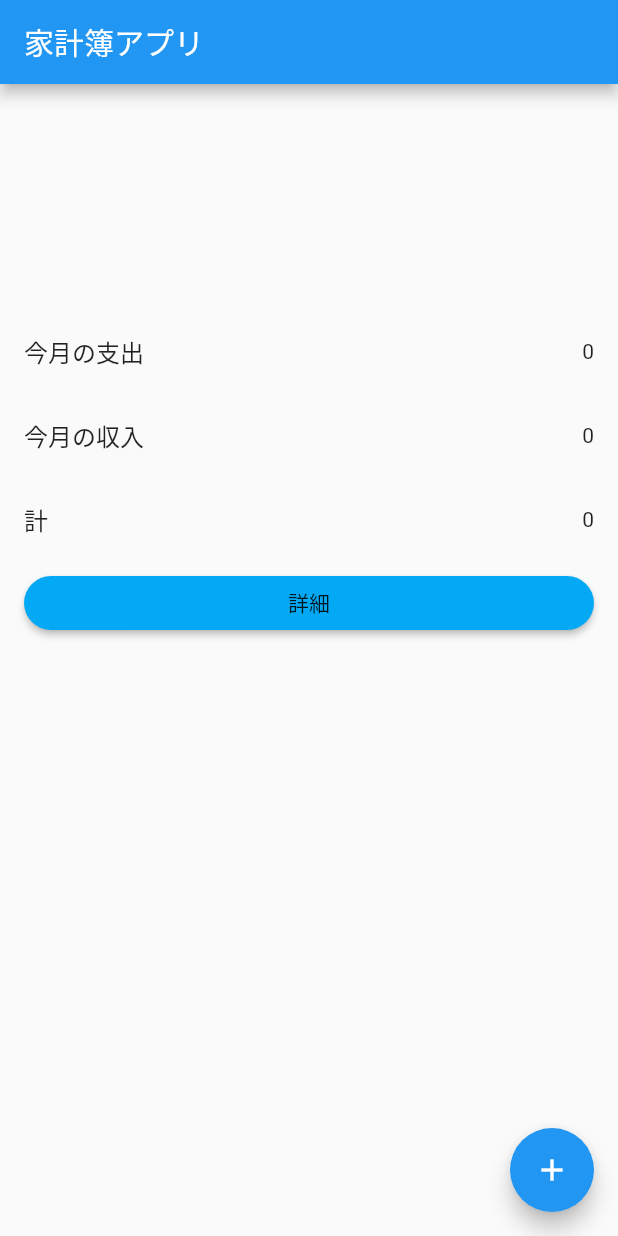
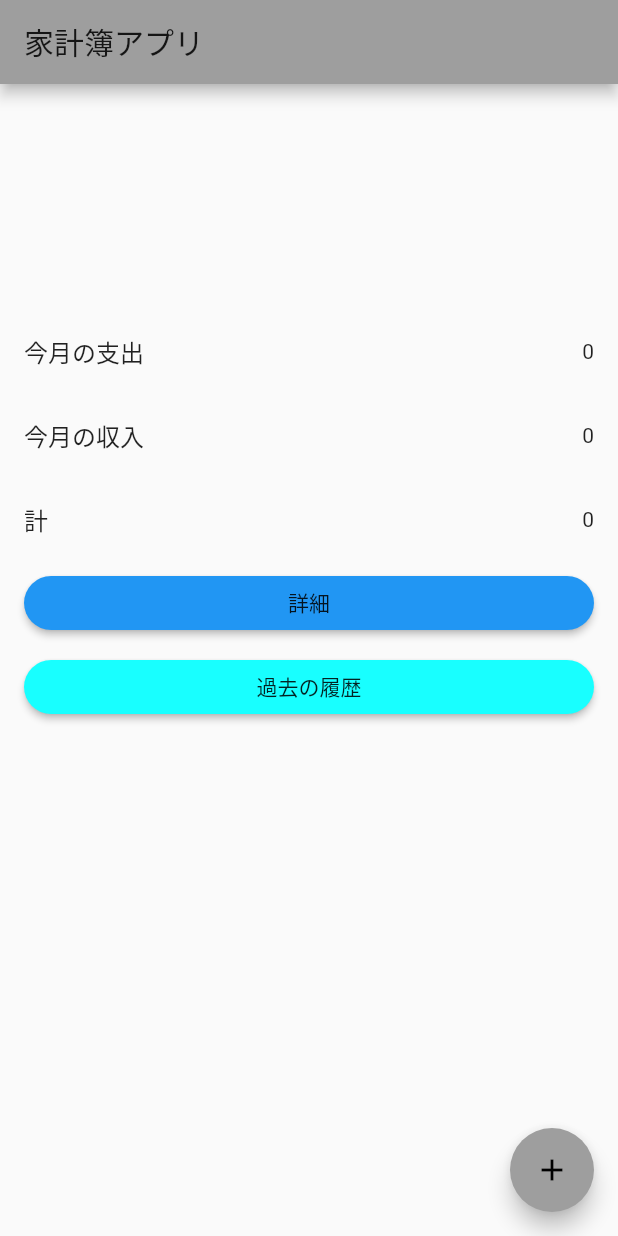
Before and after one commit to shimayuki01/expensesBook, a Flutter app: the screen it shows after launch, on a phone screen of 412 x 824 dp. Run offline on Flutter 3.47's test engine with Material 2 defaults, Android fonts, the phone set to English and light mode, and no system bars; our stand-ins replace flutter_riverpod, sqflite; accounts and stored records are empty; statements that could not run were skipped.

```diff
--- a/lib/main.dart
+++ b/lib/main.dart
@@ -1,5 +1,6 @@
 import 'package:expenses_book_app/add_page.dart';
 import 'package:expenses_book_app/db_interface.dart';
+import 'package:expenses_book_app/month_sum_list.dart';
 import 'package:expenses_book_app/provider.dart';
 import 'package:flutter/material.dart';
 import 'package:flutter_localizations/flutter_localizations.dart';
@@ -14,6 +15,9 @@ final listProvider = ChangeNotifierProvider(
 final thisMonthProvider = ChangeNotifierProvider(
   (ref) => ThisMonthReload(),
 );
+final pastMonthProvider = ChangeNotifierProvider(
+  (ref) => PastSumData(),
+);
 
 void main() {
   runApp(ProviderScope(child: MyApp()));
@@ -26,7 +30,7 @@ class MyApp extends StatelessWidget {
     return MaterialApp(
       title: 'Flutter Demo',
       theme: ThemeData(
-        primarySwatch: Colors.blue,
+        primarySwatch: Colors.grey,
         visualDensity: VisualDensity.adaptivePlatformDensity,
       ),
       home: MyHomePage(title: '家計簿アプリ'),
@@ -60,31 +64,25 @@ class _MyHomePageState extends State<MyHomePage> {
   int _month = DateTime.now().month;
 
   Future<void> _init() async {
-
+    await DbInterface().init();
+    await context.read(listProvider).getList(_year, _month);
+    await context.read(pastMonthProvider).getList();
   }
 
   Future<MonthData> _getData() async {
-
-    await DbInterface().init();
-    await context.read(listProvider).getList(_year, _month);
-    MonthData aa = await DbInterface().monthSum(_year, _month);
-    print("aa $aa");
+    MonthData aa = await DbInterface().monthSum(2020, 9);
     return aa;
   }
-
-
 
   Widget build(BuildContext context) {
     return Scaffold(
       appBar: AppBar(
         title: Text(widget.title),
       ),
-      body:
-      //FutureBuilder(
-      //     future: _init(),
-      //     builder: (context, ddd) {
-      //       return
-              FutureBuilder(
+      body: FutureBuilder(
+          future: _init(),
+          builder: (context, ddd) {
+            return FutureBuilder(
                 future: _getData(),
                 builder: (context, snapshot) {
                   if (snapshot.data != null) {
@@ -114,17 +112,32 @@ class _MyHomePageState extends State<MyHomePage> {
                                   width: 50,
                                   child: RaisedButton(
                                     child: const Text('詳細'),
-                                    color: Colors.lightBlue,
+                                    color: Colors.blue,
                                     shape: const StadiumBorder(),
                                     onPressed: () async {
                                       //画面遷移（詳細のペ－ジ）
                                       await Navigator.push(
                                         context,
                                         MaterialPageRoute(
-                                            builder: (context) => DetailPage(year: _year, month: _month)),
+                                            builder: (context) => DetailPage(
+                                                year: _year, month: _month)),
                                       );
                                     },
                                   ),
+                                ),
+                              ),
+                              ListTile(
+                                title: RaisedButton(
+                                  child: Text('過去の履歴'),
+                                  color: Colors.cyanAccent,
+                                  shape: const StadiumBorder(),
+                                  onPressed: () {
+                                    Navigator.push(
+                                        context,
+                                        MaterialPageRoute(
+                                            builder: (context) =>
+                                                PastListPage()));
+                                  },
                                 ),
                               ),
                             ],
@@ -135,8 +148,8 @@ class _MyHomePageState extends State<MyHomePage> {
                   } else {
                     return Text("era");
                   }
-                }),
-
+                });
+          }),
 
       floatingActionButton: FloatingActionButton(
         onPressed: () {
```
Also changed, not shown: lib/db_interface.dart (+9 -7 lines), lib/month_sum_list.dart (+40 -13 lines), lib/provider.dart (+7 -5 lines).
